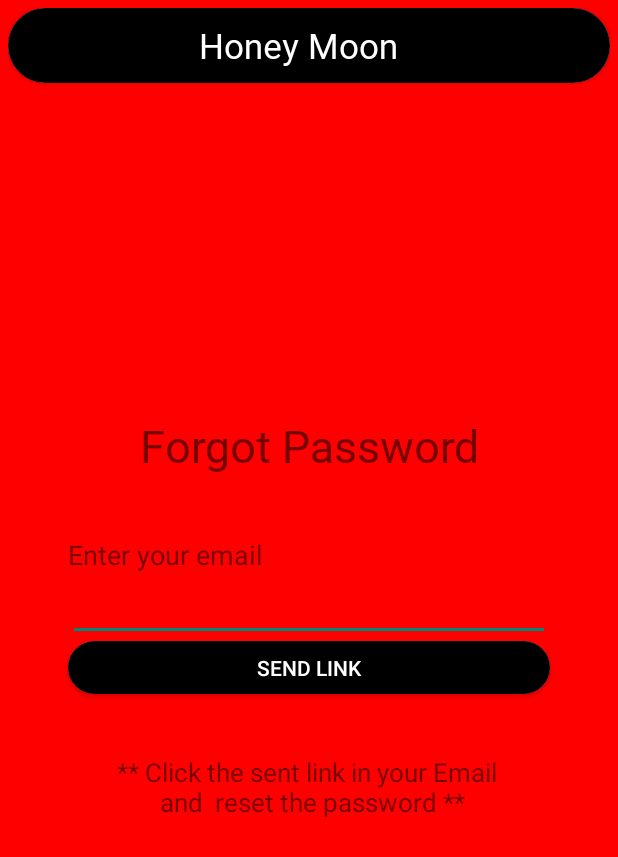
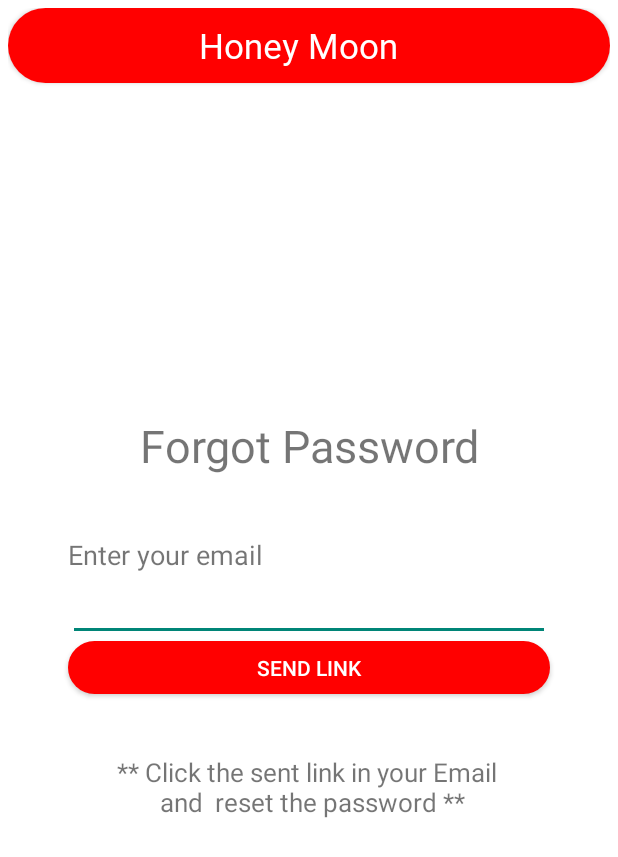
Before and after one commit to shiva2206/Moon---dating-app, an Android app: the forgot screen opened directly, with no data from a screen before it, on a phone screen of 412 x 824 dp. Shown: the top 857 px of the screen. Run offline under Robolectric (Android 15) with nearby library versions, the phone set to English and light mode, and no system bars; our stand-ins replace Firebase (no records; nobody signed in at launch, a user with empty details on screens opened directly).

Commit message:
changed the Ui of forgot password

```diff
--- a/HoneyMoon/app/src/main/res/layout/activity_forgot.xml
+++ b/HoneyMoon/app/src/main/res/layout/activity_forgot.xml
@@ -5,7 +5,7 @@
     android:layout_width="match_parent"
     android:layout_height="match_parent"
     tools:context=".forgot"
-    android:background="@color/red"
+    android:background="@color/white"
     android:padding="5dp"
     >
     <androidx.cardview.widget.CardView
@@ -18,7 +18,7 @@
             android:layout_height="50dp"
             android:theme="@style/Theme.AppCompat.Light"
             android:id="@+id/toolbar"
-            android:background="@color/black">
+            android:background="@color/red">
             <TextView
                 android:layout_width="match_parent"
                 android:layout_height="match_parent"
@@ -49,7 +49,7 @@
             android:text="Forgot Password"
             android:id="@+id/gg"
             android:textSize="30dp"
-            android:fontFamily="@font/oleo_script_swash_caps_bold"
+
             android:textAlignment="center">
 
         </TextView>
@@ -90,7 +90,7 @@
                 android:layout_width="match_parent"
                 android:layout_height="35dp"
 
-                android:background="@color/black"
+                android:background="@color/red"
                 android:text="Send Link"
                 android:textColor="@color/white"
 
```
